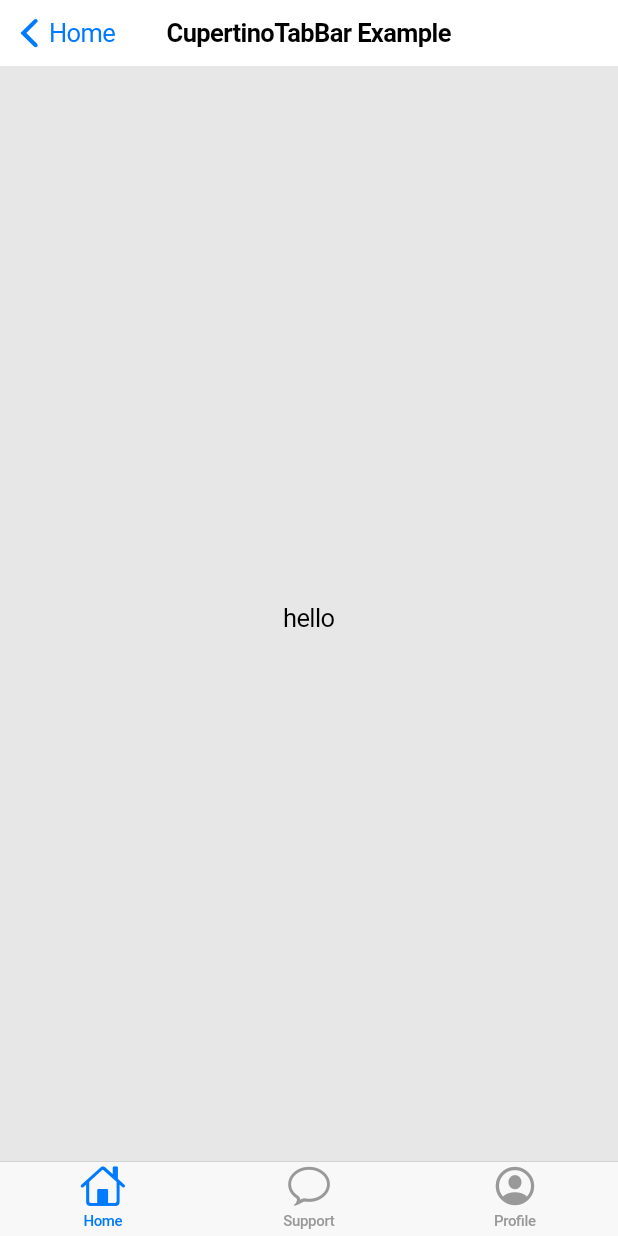
After one commit to ibhavikmakwana/flutter_ios_playground, a Flutter app: the CupertinoTabBarExample screen opened by its route, on a phone screen of 412 x 824 dp. The commit adds this screen. Run offline on Flutter 3.47's test engine with Material 2 defaults, Android fonts, the phone set to English and light mode, and no system bars.

Commit message:
tab bar example

```diff
--- a/lib/main.dart
+++ b/lib/main.dart
@@ -2,6 +2,7 @@ import 'package:flutter/cupertino.dart';
 import 'package:flutter_ios_playground/home.dart';
 import 'package:flutter_ios_playground/ui/alert_example/alert_example.dart';
 import 'package:flutter_ios_playground/ui/cupertino_action_sheet/cupertino_action_sheet.dart';
+import 'package:flutter_ios_playground/ui/tab_bar/tab_bar_example.dart';
 import 'package:flutter_ios_playground/utils/Strings.dart';
 
 void main() => runApp(MyApp());
@@ -24,6 +25,8 @@ class MyApp extends StatelessWidget {
           CupertinoActionSheetExample(Strings.cupertinoActionSheetTitle),
       Strings.alertRoutes: (BuildContext context) =>
           AlertExample(Strings.alertTitle),
+      Strings.tabBarExampleRoutes: (BuildContext context) =>
+          CupertinoTabBarExample(Strings.tabBarExampleTitle),
     };
   }
 }
--- a/lib/ui/alert_example/alert_example.dart
+++ b/lib/ui/alert_example/alert_example.dart
@@ -23,7 +23,8 @@ class AlertExample extends StatelessWidget {
                       title: Text("Alert"),
                       content: Text("This is an alert.\n "),
                       actions: <Widget>[
-                        CupertinoActionSheetAction(
+                        CupertinoDialogAction(
+                          isDestructiveAction: true,
                           child: Text("Discard"),
                           onPressed: () {
                             Navigator.pop(context);
--- /dev/null
+++ b/lib/ui/tab_bar/tab_bar_example.dart
@@ -0,0 +1,66 @@
+import 'package:flutter/cupertino.dart';
+
+class CupertinoTabBarExample extends StatefulWidget {
+  final String title;
+
+  CupertinoTabBarExample(this.title);
+
+  @override
+  _CupertinoTabBarExampleState createState() => _CupertinoTabBarExampleState();
+}
+
+class _CupertinoTabBarExampleState extends State<CupertinoTabBarExample> {
+  @override
+  Widget build(BuildContext context) {
+    return CupertinoPageScaffold(
+      navigationBar: CupertinoNavigationBar(
+        middle: Text(widget.title),
+        previousPageTitle: "Home",
+      ),
+      child: Container(
+        child: CupertinoTabScaffold(
+          tabBar: CupertinoTabBar(
+            items: [
+              BottomNavigationBarItem(
+                icon: Icon(CupertinoIcons.home),
+                title: Text('Home'),
+              ),
+              BottomNavigationBarItem(
+                icon: Icon(CupertinoIcons.conversation_bubble),
+                title: Text('Support'),
+              ),
+              BottomNavigationBarItem(
+                icon: Icon(CupertinoIcons.profile_circled),
+                title: Text('Profile'),
+              ),
+            ],
+          ),
+          tabBuilder: (BuildContext context, int index) {
+            assert(index >= 0 && index <= 2);
+            switch (index) {
+              case 0:
+                return CupertinoTabView(
+                  builder: (BuildContext context) => Center(child: Text("hello"),),
+                  defaultTitle: 'Colors',
+                );
+                break;
+              case 1:
+                return CupertinoTabView(
+                  builder: (BuildContext context) => Text("hello"),
+                  defaultTitle: 'Support Chat',
+                );
+                break;
+              case 2:
+                return CupertinoTabView(
+                  builder: (BuildContext context) => Text("hello"),
+                  defaultTitle: 'Account',
+                );
+                break;
+            }
+            return null;
+          },
+        ),
+      ),
+    );
+  }
+}
--- a/lib/utils/Strings.dart
+++ b/lib/utils/Strings.dart
@@ -9,8 +9,10 @@ class Strings {
   ///Titles
   static const String cupertinoActionSheetTitle = "CupertinoActionSheet";
   static const String alertTitle = "Alert";
+  static const String tabBarExampleTitle = "CupertinoTabBar Example";
 
   ///Routes
   static const String cupertinoActionSheetRoutes = "/CupertinoActionSheet";
   static const String alertRoutes = "/Alert";
+  static const String tabBarExampleRoutes = "/CupertinoTabBar Example";
 }
--- a/lib/utils/list_data.dart
+++ b/lib/utils/list_data.dart
@@ -4,4 +4,5 @@ import 'package:flutter_ios_playground/utils/Strings.dart';
 final List<ExampleNames> names = <ExampleNames>[
   ExampleNames(Strings.cupertinoActionSheetTitle),
   ExampleNames(Strings.alertTitle),
+  ExampleNames(Strings.tabBarExampleTitle),
 ];
```
